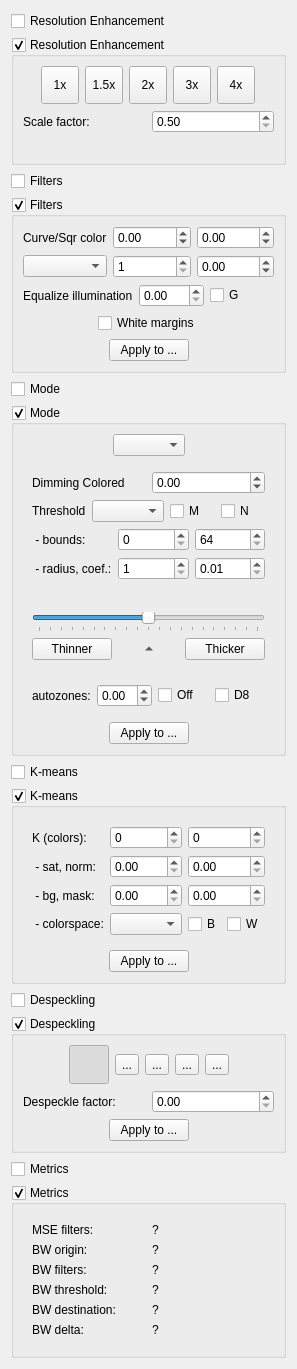
Qt form src/stages/output/ui/OutputOptionsWidget.ui (ImageProcessing-ElectronicPublications/scantailor-experimental) before a commit.
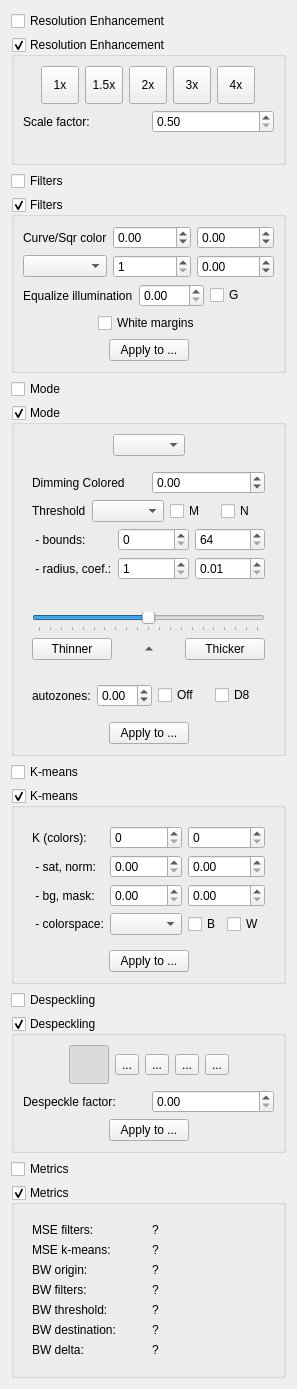
The same form after that commit. Icons and pictures are not drawn.

Commit message: 1.2024.10.20: output: metrics: MSE k-means

The edit to the form file:
```diff
--- a/src/stages/output/ui/OutputOptionsWidget.ui
+++ b/src/stages/output/ui/OutputOptionsWidget.ui
@@ -1416,69 +1416,83 @@
           </widget>
          </item>
          <item row="1" column="0">
+          <widget class="QLabel" name="metricsMSEkmeansLabel">
+           <property name="text">
+            <string>MSE k-means:</string>
+           </property>
+          </widget>
+         </item>
+         <item row="1" column="1">
+          <widget class="QLabel" name="metricsMSEkmeans">
+           <property name="text">
+            <string>?</string>
+           </property>
+          </widget>
+         </item>
+         <item row="2" column="0">
           <widget class="QLabel" name="metricsBWoriginLabel">
            <property name="text">
             <string>BW origin:</string>
            </property>
           </widget>
          </item>
-         <item row="1" column="1">
+         <item row="2" column="1">
           <widget class="QLabel" name="metricsBWorigin">
            <property name="text">
             <string>?</string>
            </property>
           </widget>
          </item>
-         <item row="2" column="0">
+         <item row="3" column="0">
           <widget class="QLabel" name="metricsBWfiltersLabel">
            <property name="text">
             <string>BW filters:</string>
            </property>
           </widget>
          </item>
-         <item row="2" column="1">
+         <item row="3" column="1">
           <widget class="QLabel" name="metricsBWfilters">
            <property name="text">
             <string>?</string>
            </property>
           </widget>
          </item>
-         <item row="3" column="0">
+         <item row="4" column="0">
           <widget class="QLabel" name="metricsBWthresholdLabel">
            <property name="text">
             <string>BW threshold:</string>
            </property>
           </widget>
          </item>
-         <item row="3" column="1">
+         <item row="4" column="1">
           <widget class="QLabel" name="metricsBWthreshold">
            <property name="text">
             <string>?</string>
            </property>
           </widget>
          </item>
-         <item row="4" column="0">
+         <item row="5" column="0">
           <widget class="QLabel" name="metricsBWdestinationLabel">
            <property name="text">
             <string>BW destination:</string>
            </property>
           </widget>
          </item>
-         <item row="4" column="1">
+         <item row="5" column="1">
           <widget class="QLabel" name="metricsBWdestination">
            <property name="text">
             <string>?</string>
            </property>
           </widget>
          </item>
-         <item row="5" column="0">
+         <item row="6" column="0">
           <widget class="QLabel" name="metricsBWdeltaLabel">
            <property name="text">
             <string>BW delta:</string>
            </property>
           </widget>
          </item>
-         <item row="5" column="1">
+         <item row="6" column="1">
           <widget class="QLabel" name="metricsBWdelta">
            <property name="text">
             <string>?</string>
```
The commit also changes 9 other files.
